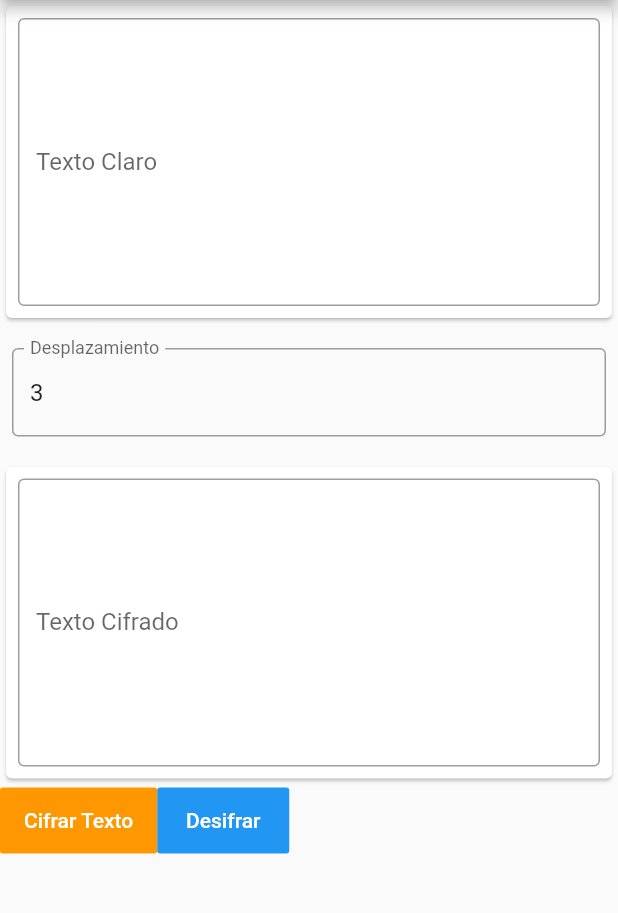
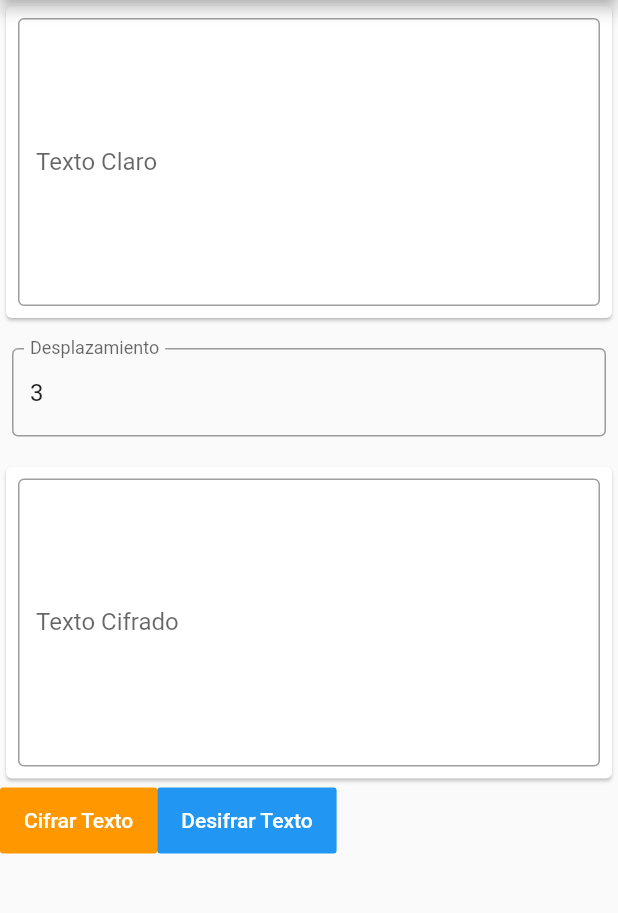
Before and after one commit to rubendjv/criptografia, a Flutter app: the screen it shows after launch, on a phone screen of 412 x 824 dp, the part 84-997 px from its top. Run offline on Flutter 3.47's test engine with Material 2 defaults, Android fonts, the phone set to English and light mode, and no system bars.

Commit message:
Primer Alforitno

```diff
--- a/lib/algoritmos/CifraPuro.dart
+++ b/lib/algoritmos/CifraPuro.dart
@@ -1,5 +1,4 @@
 // ignore_for_file: file_names
-
 class CifraPuro{
   String alfabeto = "ABCDEFGHIJKLMNÑOPQRSTUVWXYZ";
   String txtclaro;
--- a/lib/fragments/cifraPuroPage.dart
+++ b/lib/fragments/cifraPuroPage.dart
@@ -125,7 +125,7 @@ class homePage extends StatelessWidget {
                   ctrTxtM.text = cesar.decifrar();
                 }
               },
-              child: const Text('Desifrar'),
+              child: const Text('Desifrar Texto'),
             )
           ],)
         ],
--- a/lib/fragments/contactPage.dart
+++ b/lib/fragments/contactPage.dart
@@ -1,5 +1,4 @@
 // ignore_for_file: file_names, camel_case_types
-
 import 'package:flutter/material.dart';
 
 import 'package:criptografia/navigationDrawer/navigationDrawer.dart';
--- a/lib/fragments/eventPage.dart
+++ b/lib/fragments/eventPage.dart
@@ -8,8 +8,8 @@ class eventPage extends StatelessWidget {
 
   const eventPage({Key? key}) : super(key: key);
 
- @override
- Widget build(BuildContext context) {
+  @override
+  Widget build(BuildContext context) {
    return Scaffold(
        appBar: AppBar(
          title: const Text("Events"),
--- a/lib/main.dart
+++ b/lib/main.dart
@@ -7,10 +7,9 @@ import 'package:criptografia/fragments/eventPage.dart';
 
 void main() => runApp(MyApp());
 
-
 // ignore: use_key_in_widget_constructors
 class MyApp extends StatelessWidget {
- // This widget is the root of your application.
+
  @override
  Widget build(BuildContext context) {
    return MaterialApp(
--- a/lib/navigationDrawer/navigationDrawer.dart
+++ b/lib/navigationDrawer/navigationDrawer.dart
@@ -1,5 +1,4 @@
 // ignore_for_file: file_names, camel_case_types
-
 import 'package:flutter/material.dart';
 
 import 'package:criptografia/widgets/createDrawerHeader.dart';
--- a/lib/routes/pageRoute.dart
+++ b/lib/routes/pageRoute.dart
@@ -1,5 +1,4 @@
 // ignore_for_file: file_names
-
 import 'package:criptografia/fragments/cifraPuroPage.dart';
 import 'package:criptografia/fragments/eventPage.dart';
 import 'package:criptografia/fragments/contactPage.dart';
--- a/lib/widgets/createDrawerBodyItem.dart
+++ b/lib/widgets/createDrawerBodyItem.dart
@@ -1,5 +1,4 @@
 // ignore_for_file: file_names
-
 import 'package:flutter/material.dart';
 
 Widget createDrawerBodyItem(
--- a/lib/widgets/createDrawerHeader.dart
+++ b/lib/widgets/createDrawerHeader.dart
@@ -1,5 +1,4 @@
 // ignore_for_file: file_names, prefer_const_literals_to_create_immutables
-
 import 'package:flutter/material.dart';
 
 Widget createDrawerHeader() {
```
